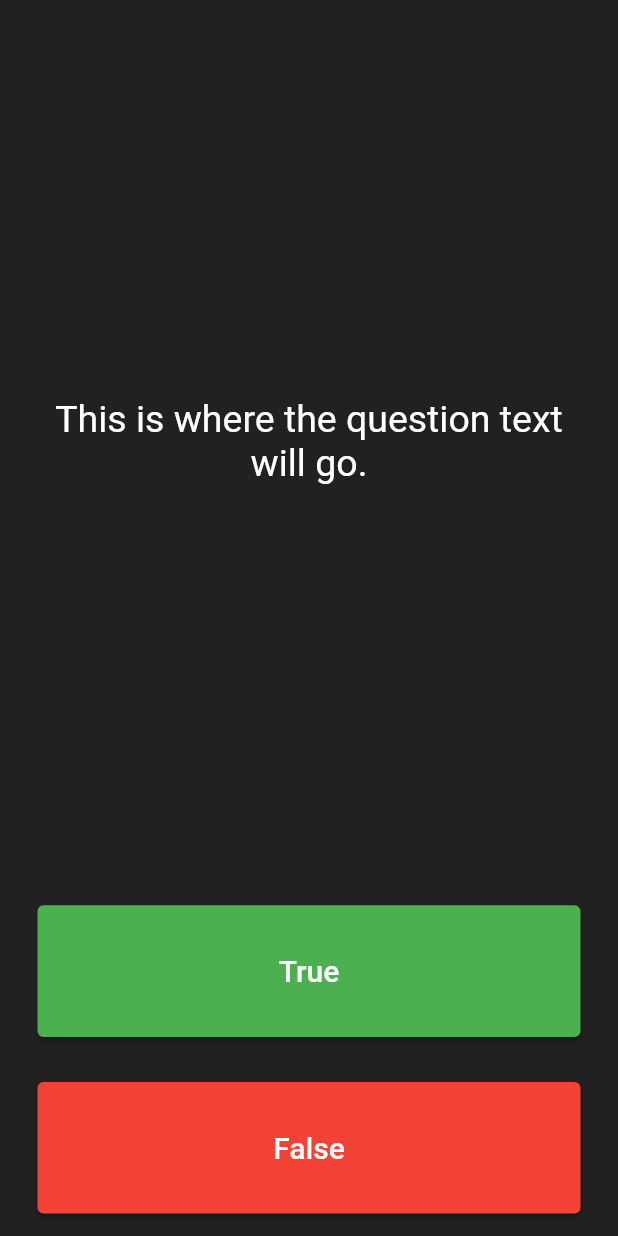
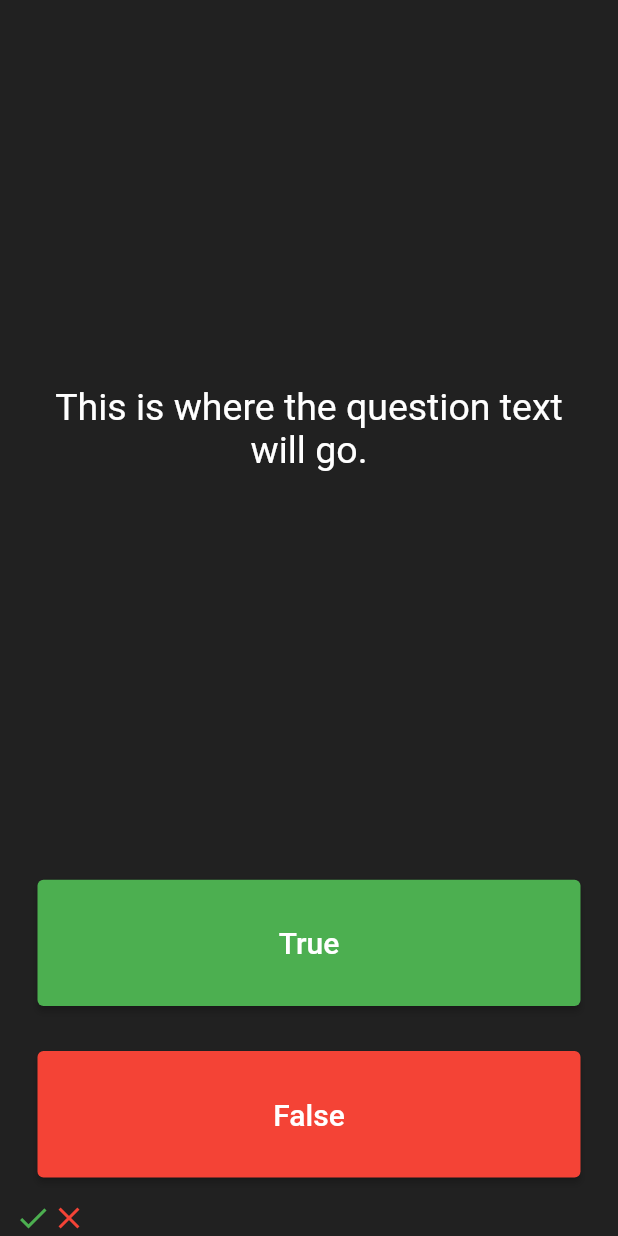
Before and after one commit to nkkk-py/Quizzler_flutter, a Flutter app: the screen it shows after launch, on a phone screen of 412 x 824 dp. Run offline on Flutter 3.47's test engine with Material 2 defaults, Android fonts, the phone set to English and light mode, and no system bars.

Commit message:
Je testais seulement le commit en éditeur GNU. Aussi pour mettre sur mon git

```diff
--- a/lib/main.dart
+++ b/lib/main.dart
@@ -32,6 +32,17 @@ class QuizPage extends StatefulWidget {
 class _QuizPageState extends State<QuizPage> {
   @override
   Widget build(BuildContext context) {
+    List<Widget> scoreKeeper = [
+      Icon(
+        Icons.check,
+        color: Colors.green,
+      ),
+      Icon(
+        Icons.close,
+        color: Colors.red,
+      ),
+    ];
+
     return Column(
       mainAxisAlignment: MainAxisAlignment.spaceBetween,
       crossAxisAlignment: CrossAxisAlignment.stretch,
@@ -92,7 +103,9 @@ class _QuizPageState extends State<QuizPage> {
             ),
           ),
         ),
-        //TODO: Add a Row here as your score keeper
+        Row(
+          children: scoreKeeper,
+        ),
       ],
     );
   }
```
